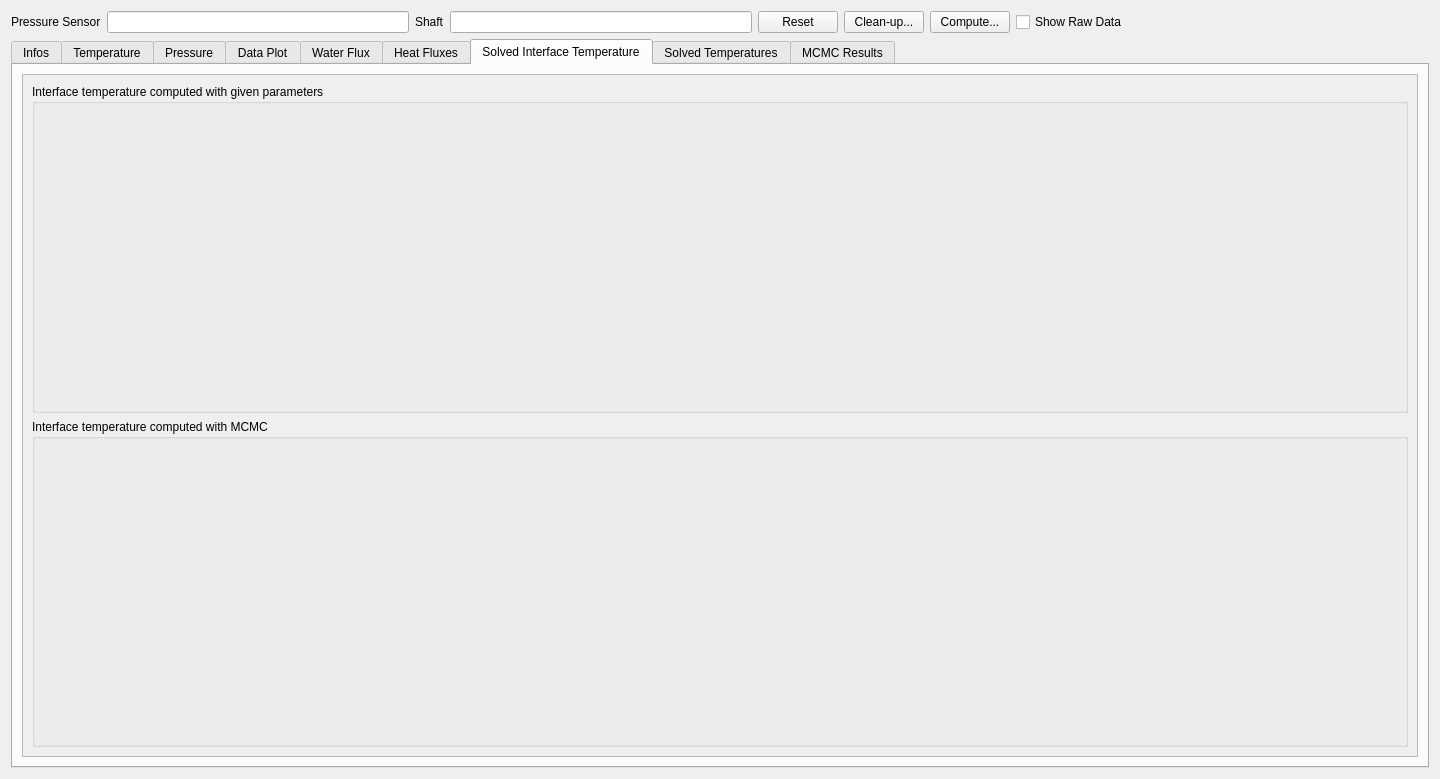
The window that molonaviz/widgetpoint.ui (SandraClodion/projet_molonaviz) describes before a commit, drawn with Qt 5.
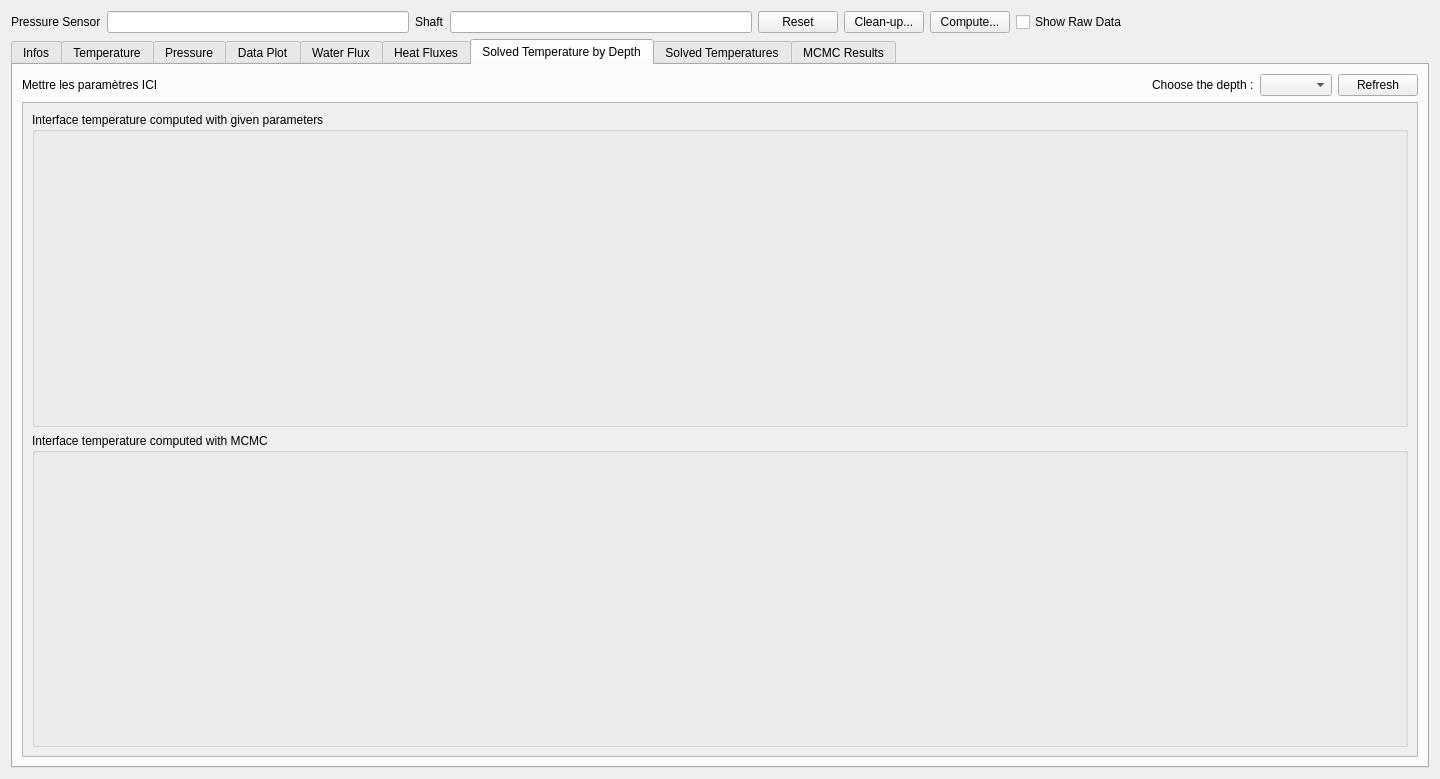
The same window after the commit. The open tabs and pages were chosen to show the change.

Diff of the .ui file:
```diff
--- a/molonaviz/widgetpoint.ui
+++ b/molonaviz/widgetpoint.ui
@@ -376,9 +376,37 @@
      </widget>
      <widget class="QWidget" name="tabSolvedInterfaceTemp">
       <attribute name="title">
-       <string>Solved Interface Temperature</string>
+       <string>Solved Temperature by Depth</string>
       </attribute>
-      <layout class="QVBoxLayout" name="verticalLayout_16">
+      <layout class="QVBoxLayout" name="verticalLayout_14">
+       <item>
+        <layout class="QHBoxLayout" name="horizontalLayout_7" stretch="1,0,0,0">
+         <item>
+          <widget class="QLabel" name="label_6">
+           <property name="text">
+            <string>Mettre les paramètres ICI</string>
+           </property>
+          </widget>
+         </item>
+         <item>
+          <widget class="QLabel" name="label_7">
+           <property name="text">
+            <string>Choose the depth :</string>
+           </property>
+          </widget>
+         </item>
+         <item>
+          <widget class="QComboBox" name="comboBoxDepth"/>
+         </item>
+         <item>
+          <widget class="QPushButton" name="pushButtonRefresh">
+           <property name="text">
+            <string>Refresh</string>
+           </property>
+          </widget>
+         </item>
+        </layout>
+       </item>
        <item>
         <widget class="QScrollArea" name="scrollArea_6">
          <property name="widgetResizable">
@@ -390,7 +418,7 @@
             <x>0</x>
             <y>0</y>
             <width>1368</width>
-            <height>649</height>
+            <height>607</height>
            </rect>
           </property>
           <layout class="QVBoxLayout" name="verticalLayout_15">
```
Left out of the diff: 2 changed lines with no effect on the pictures.
